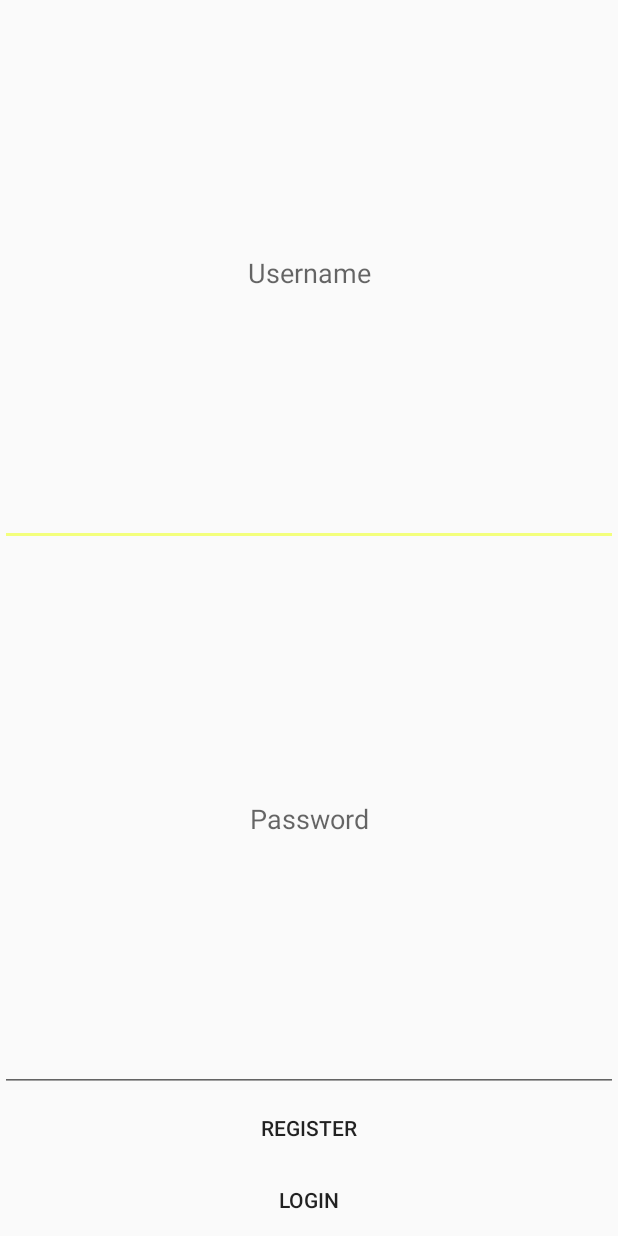
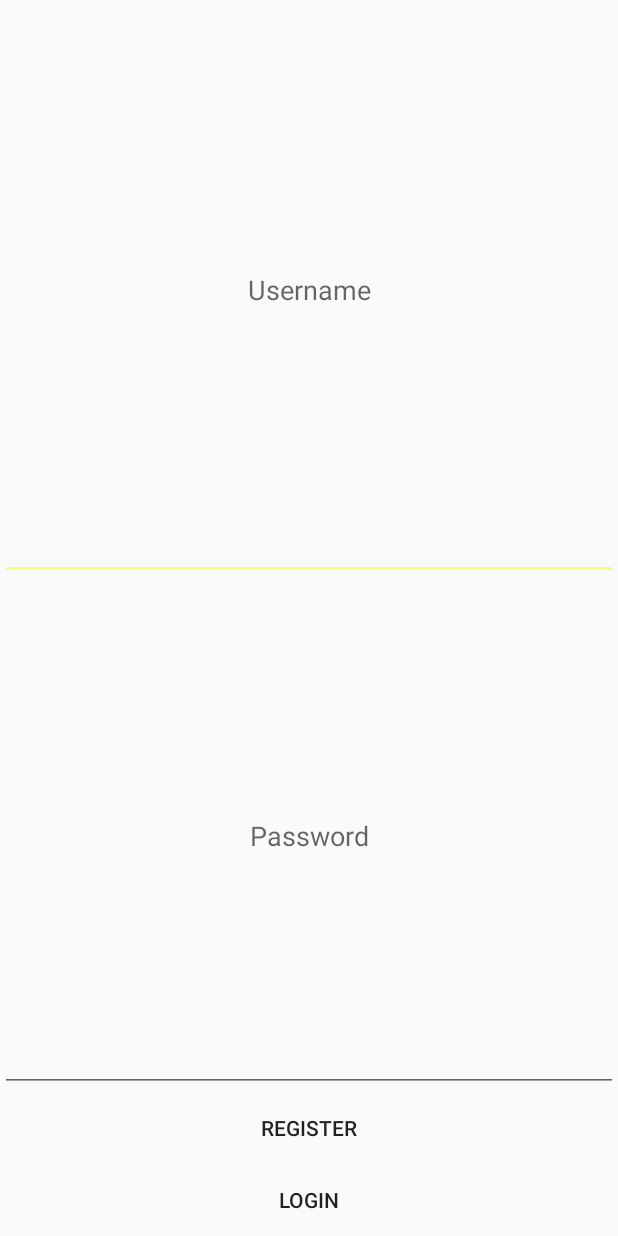
Before and after one commit to jimmyklein4/Challenge-Post, an Android app: the screen it shows after launch (LoginActivity), on a phone screen of 412 x 824 dp. Run offline under Robolectric (Android 15) with nearby library versions, the phone set to English and light mode, and no system bars.

Commit message:
changed main layout

```diff
--- a/app/src/main/res/layout/login_activity.xml
+++ b/app/src/main/res/layout/login_activity.xml
@@ -8,7 +8,7 @@
     <EditText android:id="@+id/edit_username"
         android:layout_weight="1"
         android:layout_width="match_parent"
-        android:layout_height="0dp"
+        android:layout_height="wrap_content"
         android:hint="@string/edit_username"
         android:textAlignment="center" />
     <EditText android:id="@+id/edit_password"
@@ -22,7 +22,7 @@
         android:layout_width="fill_parent"
         android:layout_height="wrap_content"
         android:text="@string/button_register"
-        android:onClick="sendRegister"
+        android:onClick="sendRegisterAction"
         android:textAlignment="center"
         style="?android:attr/borderlessButtonStyle"/>
     <Button android:id="@+id/button_login"
--- a/app/src/main/res/layout/registration_acitivty.xml
+++ b/app/src/main/res/layout/registration_acitivty.xml
@@ -24,5 +24,4 @@
         android:onClick="sendRegister"
         android:textAlignment="center"
         style="?android:attr/borderlessButtonStyle"/>
-
 </LinearLayout>
```
Also changed, not shown: app/src/main/res/layout/activity_main.xml (+8 -0 lines).
